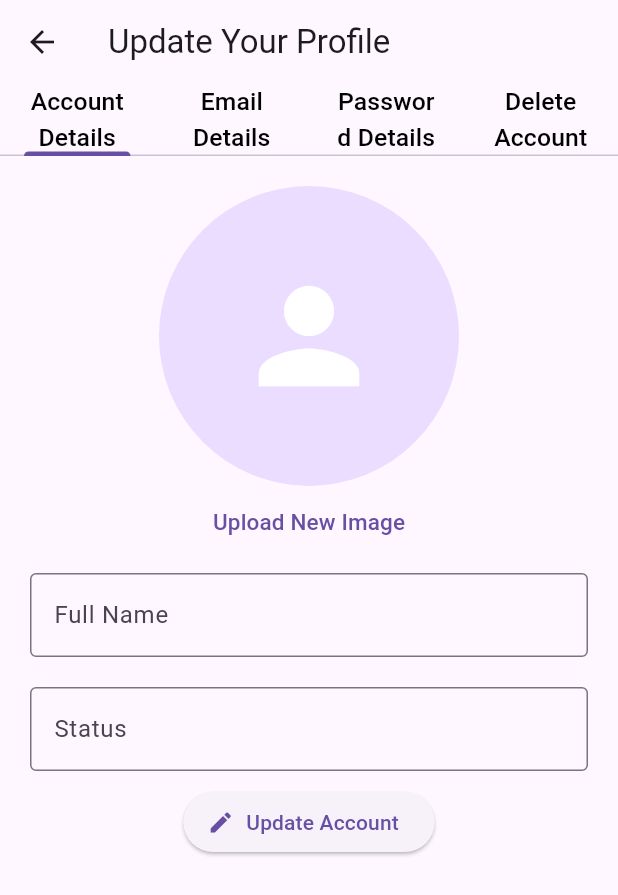
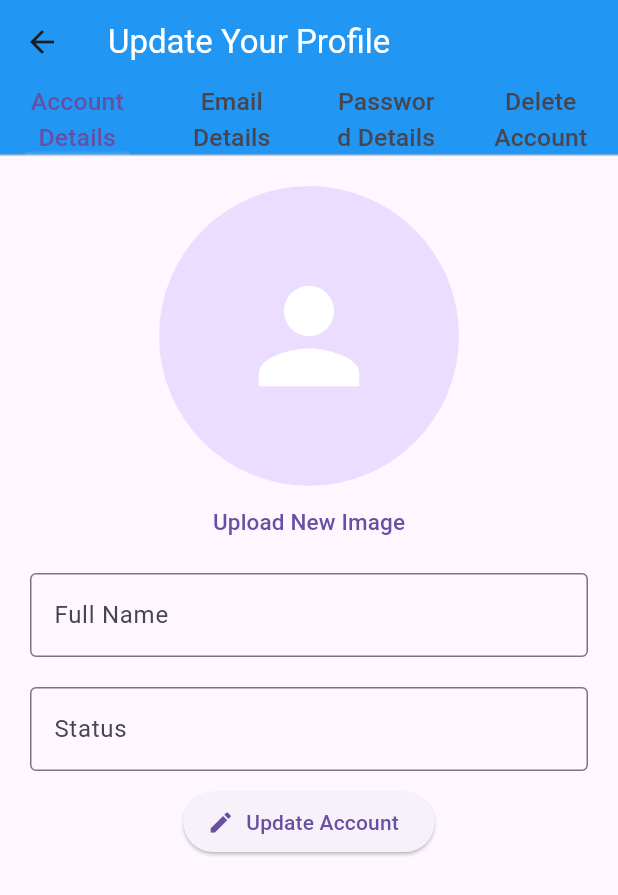
Before and after one commit to Sonic-Chat/sonic_flutter, a Flutter app: the AccountUpdate screen opened by its route, on a phone screen of 412 x 824 dp. Shown: the top 895 px of the screen. Run offline on Flutter 3.47's test engine with Material 2 defaults, Android fonts, the phone set to English and light mode, and no system bars; our stand-ins replace cached_network_image, firebase_auth, firebase_core, firebase_messaging, firebase_storage, flutter_local_notifications and 7 more; accounts and stored records are empty; generated files the repository leaves out were written again.

Commit message:
UI Implementation for a proper update accounts page. Closes #110

```diff
--- /dev/null
+++ b/lib/enum/account_popup.enum.dart
@@ -0,0 +1,4 @@
+enum AccountPopup {
+  settings,
+  logOut,
+}
--- a/lib/pages/account/account_update.page.dart
+++ b/lib/pages/account/account_update.page.dart
@@ -15,15 +15,21 @@ class AccountUpdate extends StatelessWidget {
       length: 4,
       child: Scaffold(
         appBar: AppBar(
-          title: const Text('Update Your Profile'),
+          title: const Text(
+            'Update Your Profile',
+            style: TextStyle(
+              color: Colors.white,
+            ),
+          ),
+          backgroundColor: Colors.blue,
           bottom: TabBar(
+            indicatorColor: Colors.white10,
             tabs: [
               Tab(
                 child: Text(
                   'Account Details',
                   textAlign: TextAlign.center,
                   style: TextStyle(
-                    color: Colors.black,
                     fontSize: MediaQuery.of(context).size.longestSide * 0.02,
                   ),
                 ),
@@ -33,7 +39,6 @@ class AccountUpdate extends StatelessWidget {
                   'Email Details',
                   textAlign: TextAlign.center,
                   style: TextStyle(
-                    color: Colors.black,
                     fontSize: MediaQuery.of(context).size.longestSide * 0.02,
                   ),
                 ),
@@ -43,7 +48,6 @@ class AccountUpdate extends StatelessWidget {
                   'Password Details',
                   textAlign: TextAlign.center,
                   style: TextStyle(
-                    color: Colors.black,
                     fontSize: MediaQuery.of(context).size.longestSide * 0.02,
                   ),
                 ),
@@ -53,7 +57,6 @@ class AccountUpdate extends StatelessWidget {
                   'Delete Account',
                   textAlign: TextAlign.center,
                   style: TextStyle(
-                    color: Colors.black,
                     fontSize: MediaQuery.of(context).size.longestSide * 0.02,
                   ),
                 ),
```
Also changed, not shown: lib/pages/chat_message/chats.page.dart (+28 -0 lines).
